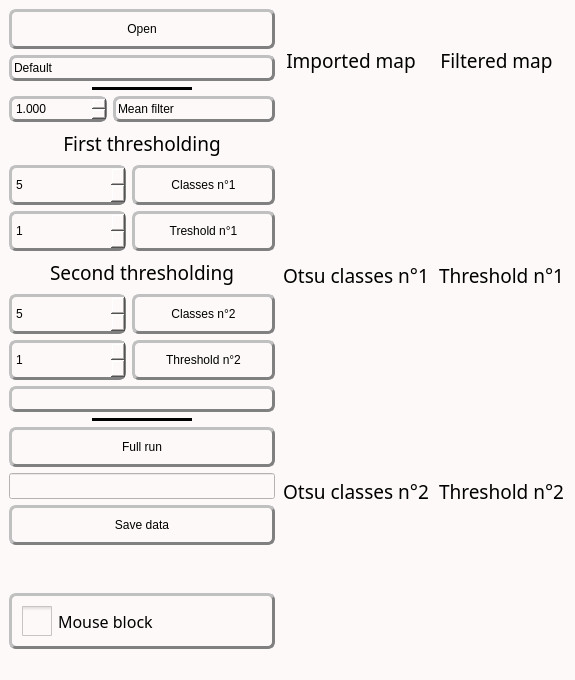
Qt form inichord/Restored_Grains.ui (Cyril-Langlois/iniCHORD) before a commit.
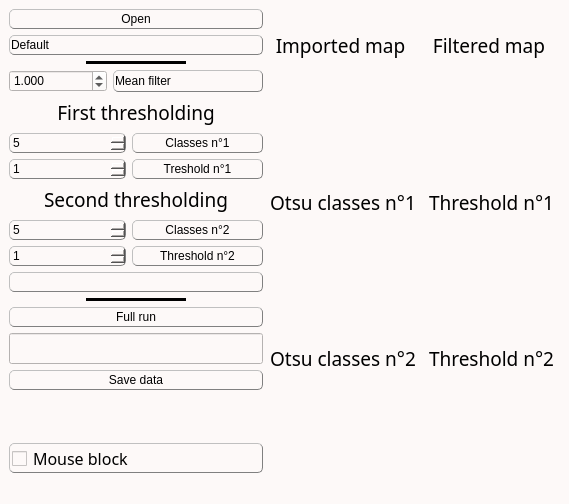
The same form after that commit. Icons and pictures are not drawn. Custom widgets are drawn as their Qt base class.

Patch:
```diff
--- a/inichord/Restored_Grains.ui
+++ b/inichord/Restored_Grains.ui
@@ -6,8 +6,8 @@
    <rect>
     <x>0</x>
     <y>0</y>
-    <width>474</width>
-    <height>680</height>
+    <width>569</width>
+    <height>504</height>
    </rect>
   </property>
   <property name="windowTitle">
@@ -15,30 +15,30 @@
   </property>
   <property name="styleSheet">
    <string notr="true">/* Couleur du fond, label, combobox, progressbar vide et spin box */
-QWidget, QLabel, QComboBox, QProgressBar, QSpinBox, QDoubleSpinBox {background-color: rgb(253, 249, 248)}
+QWidget, QLabel, QComboBox, QProgressBar, QSpinBox {background-color: rgb(253, 249, 248)}
 
 /* Couleur quand inactif */
-QPushButton:disabled, QComboBox:disabled, QSpinBox:disabled, QDoubleSpinBox:disabled {background-color: rgba(243, 98, 64,150)}
+QPushButton:disabled, QComboBox:disabled, QSpinBox:disabled {background-color: rgba(243, 98, 64,150)}
 
 /* Couleur des boutons et des selecteurs */
 QPushButton, QComboBox::drop-down:button, QComboBox::down-arrow, QComboBox::down-arrow:disabled, QSpinBox::drop-down:button, QSpinBox::down-arrow, QSpinBox::down-arrow:disabled, QSpinBox::drop-up:button, QSpinBox::up-arrow, QSpinBox::up-arrow:disabled, QSlider::handle:horizontal, QDoubleSpinBox::drop-down:button, QDoubleSpinBox::down-arrow, QDoubleSpinBox::down-arrow:disabled, QDoubleSpinBox::drop-up:button, QDoubleSpinBox::up-arrow, QDoubleSpinBox::up-arrow:disabled {background-color: rgb(226, 120, 95)}
 
 /* Couleur des bordures de même couleur que les boutons */
-QComboBox::drop-down:button, QSpinBox::drop-down:button, QSpinBox::drop-up:button, QDoubleSpinBox::drop-down:button, QDoubleSpinBox::drop-up:button {border-color: rgb(193, 167, 181)}
+QComboBox::drop-down:button, QSpinBox::drop-down:button, QSpinBox::drop-up:button {border-color: rgb(193, 167, 181)}
 
 /* Couleur des textes */
-QLabel, QPushButton, QPushButton:hover, QCheckBox, QComboBox, Line, QTextEdit, QSpinBox, QDoubleSpinBox {color: rgb(0, 0, 0)}
+QLabel, QPushButton, QPushButton:hover, QCheckBox, QComboBox, Line, QTextEdit, QSpinBox {color: rgb(0, 0, 0)}
 
 /* style des bordures 1 */
-QLabel, QPushButton, QPushButton:hover, QCheckBox, QComboBox, QSpinBox, QDoubleSpinBox  {
+QLabel, QPushButton, QPushButton:hover, QCheckBox, QComboBox, QSpinBox  {
 	border-style : outset;
 	min-width : 5em;
 }
 
 /* style des bordures 2 */
-QPushButton, QPushButton:hover, QCheckBox, QComboBox, QSpinBox, QDoubleSpinBox  {
-	border-radius: 7px;
-	border-width: 3px;
+QPushButton, QPushButton:hover, QCheckBox, QComboBox, QSpinBox  {
+	border-radius: 5px;
+	border-width: 1px;
 	border-color: gray;
 }
 
@@ -46,18 +46,18 @@
 QPushButton, QPushButton:hover, QCheckBox, QProgressBar {font: 12pt &quot;Noto Sans Cond&quot;}
 
 /* Font 2 */
-QComboBox, QTextEdit, QSpinBox, QDoubleSpinBox {font: 10pt &quot;Noto Sans Cond&quot;}
+QComboBox, QTextEdit, QSpinBox {font: 10pt &quot;Noto Sans Cond&quot;}
 
 /* Padding 1 */
-QLabel, QComboBox, QComboBox::down-arrow, QSpinBox, QSpinBox::down-arrow, QSpinBox::up-arrow, QDoubleSpinBox, QDoubleSpinBox::down-arrow, QDoubleSpinBox::up-arrow {padding : 2px;}
+QLabel, QComboBox, QComboBox::down-arrow, QSpinBox, QSpinBox::down-arrow, QSpinBox::up-arrow {padding : 1px;}
 
 /* Padding 2 */
-QPushButton, QPushButton:hover, QCheckBox {padding : 10px;}
+QPushButton, QPushButton:hover, QCheckBox {padding : 2px;}
 
 /* Gestion taille des QCheckBoxes */
 QCheckBox::indicator:unchecked, QCheckBox::indicator:unchecked:hover, QCheckBox::indicator:checked, QCheckBox::indicator:checked:hover  {
-	width :30px;
-	height : 30px;
+	width :15px;
+	height : 15px;
 }
 
 QLabel {
@@ -79,19 +79,19 @@
 
 QComboBox::drop-down:button{
 	border-radius: 4px;
-	border-width: 3px;
-	width: 36px;
+	border-width: 1px;
+	width: 30px;
 }
 
 QComboBox::down-arrow {
-	image : url(icons/Arrow_down.png);
-    width: 13px;
+	 image : url(icons/Arrow_down.png); 
+    width: 12px;
     height: 12px;
 }
 
 Line{
 	format: plain;
-	midLine-Width : 5px;
+	midLine-Width : 1px;
 }
 
 QFrame[height=&quot;3&quot;], QFrame[width=&quot;3&quot;] {background-color: #3A3939;}
@@ -100,11 +100,11 @@
 	background-color: rgb(255, 255, 255);
 	border-style: solid;
 	border-radius: 5px;
-	border-width: 2px;
+	border-width: 1px;
 	border-color: black;
 }
 
-QLineEdit {font : 10pt &quot;Noto Sans Cond&quot;;}
+QLineEdit {font : 12pt &quot;Noto Sans Cond&quot;;}
 
 /* Gestion taille des QLineEdit */
 QLineEdit::indicator:unchecked, QLineEdit::indicator:unchecked:hover, QLineEdit::indicator:checked, QLineEdit::indicator:checked:hover  {
@@ -115,45 +115,45 @@
 
 QProgressBar {
 	text-align: center;
-	border: 2px solid black;
+	border: 1px solid black;
 	border-radius: 3px;
  }
 
  QProgressBar::chunk {
 	background-color: rgb(243, 98, 64);
-	width: 20px;
+	width: 15px;
 	margin : 0.5px;
  }
 
-QSpinBox::drop-down:button, QSpinBox::drop-up:button, QDoubleSpinBox::drop-down:button, QDoubleSpinBox::drop-up:button {
+QSpinBox::drop-down:button, QSpinBox::drop-up:button {
 	border-radius: 2px;
-	border-width: 3px;
+	border-width: 1px;
 	width: 36px;
 }
 
-QSpinBox::down-arrow, QDoubleSpinBox::down-arrow {
+QSpinBox::down-arrow {
 	image : url(icons/Arrow_down.png);
-    width: 26px;
-    height: 24px;
+    width: 24px;
+    height: 22px;
 }
 
-QSpinBox::up-arrow, QDoubleSpinBox::up-arrow {
+QSpinBox::up-arrow {
 	image : url(icons/Arrow_up.png);
-    width: 26px;
-    height: 24px;
+    width: 24px;
+    height: 22px;
 }
 
 QSlider::groove:horizontal {
     border: 1px solid #999999;
-    height: 5px; /* the groove expands to the size of the slider by default. by giving it a height, it has a fixed size */
+    height: 2px; /* the groove expands to the size of the slider by default. by giving it a height, it has a fixed size */
     background-color: rgb(0, 0, 0);
-    margin: 2px 0;
+    margin: 1px 0;
 }
 
 QSlider::handle:horizontal {
     border: 1px solid #5c5c5c;
-    width: 25px;
-    height: 40px;
+    width: 15px;
+    height: 30px;
     margin: -10px 0; /* handle is placed by default on the contents rect of the groove. Expand outside the groove */
     border-radius: 3px;
 }</string>
@@ -174,7 +174,7 @@
           </property>
           <property name="minimumSize">
            <size>
-            <width>116</width>
+            <width>96</width>
             <height>0</height>
            </size>
           </property>
@@ -265,7 +265,7 @@
             </property>
             <property name="minimumSize">
              <size>
-              <width>85</width>
+              <width>0</width>
               <height>0</height>
              </size>
             </property>
@@ -302,7 +302,7 @@
             </property>
             <property name="minimumSize">
              <size>
-              <width>85</width>
+              <width>79</width>
               <height>0</height>
              </size>
             </property>
@@ -552,7 +552,7 @@
               </property>
               <property name="minimumSize">
                <size>
-                <width>85</width>
+                <width>79</width>
                 <height>0</height>
                </size>
               </property>
@@ -586,7 +586,7 @@
               </property>
               <property name="minimumSize">
                <size>
-                <width>116</width>
+                <width>96</width>
                 <height>0</height>
                </size>
               </property>
@@ -626,7 +626,7 @@
               </property>
               <property name="minimumSize">
                <size>
-                <width>85</width>
+                <width>79</width>
                 <height>0</height>
                </size>
               </property>
@@ -660,7 +660,7 @@
               </property>
               <property name="minimumSize">
                <size>
-                <width>116</width>
+                <width>96</width>
                 <height>0</height>
                </size>
               </property>
@@ -907,7 +907,7 @@
             </property>
             <property name="minimumSize">
              <size>
-              <width>85</width>
+              <width>79</width>
               <height>0</height>
              </size>
             </property>
@@ -941,7 +941,7 @@
             </property>
             <property name="minimumSize">
              <size>
-              <width>116</width>
+              <width>96</width>
               <height>0</height>
              </size>
             </property>
@@ -977,7 +977,7 @@
             </property>
             <property name="minimumSize">
              <size>
-              <width>85</width>
+              <width>79</width>
               <height>0</height>
              </size>
             </property>
@@ -1011,7 +1011,7 @@
             </property>
             <property name="minimumSize">
              <size>
-              <width>116</width>
+              <width>96</width>
               <height>0</height>
              </size>
             </property>
@@ -1045,7 +1045,7 @@
           </property>
           <property name="minimumSize">
            <size>
-            <width>85</width>
+            <width>79</width>
             <height>0</height>
            </size>
           </property>
@@ -1121,7 +1121,7 @@
             <property name="font">
              <font>
               <family>Noto Sans Cond</family>
-              <pointsize>10</pointsize>
+              <pointsize>12</pointsize>
               <weight>50</weight>
               <italic>false</italic>
               <bold>false</bold>
@@ -1168,7 +1168,7 @@
           </property>
           <property name="minimumSize">
            <size>
-            <width>116</width>
+            <width>96</width>
             <height>0</height>
            </size>
           </property>
```
Left out of the diff: 2 changed lines with no effect on the pictures.
